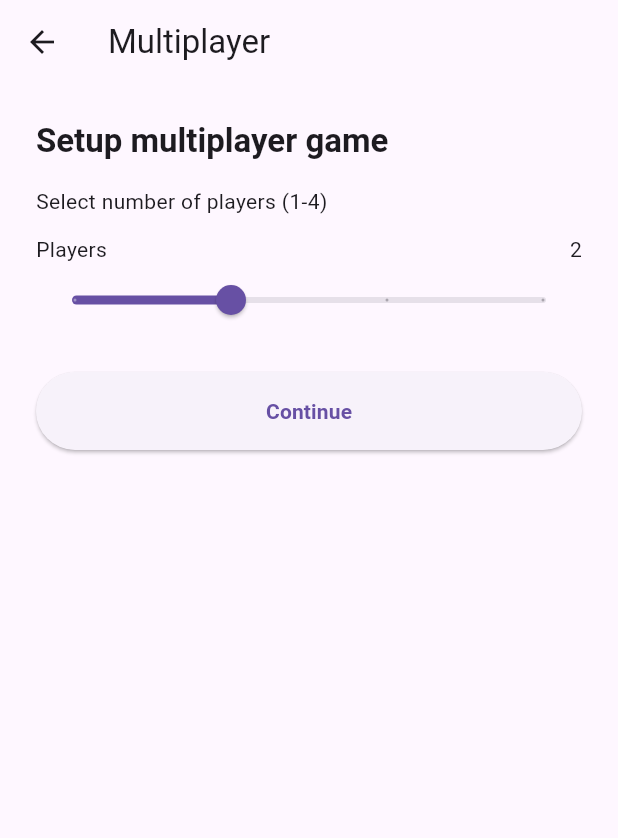
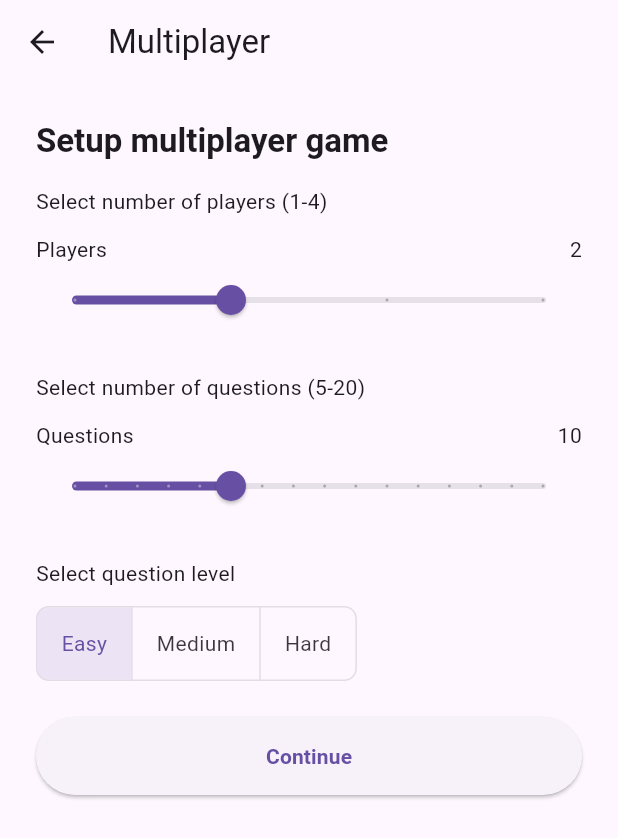
Before and after one commit to nmalen/QuizzBuilder_client, a Flutter app: the SetupMultiplayerScreen screen opened directly, on a phone screen of 412 x 824 dp. Shown: the top 838 px of the screen. Run offline on Flutter 3.47's test engine with Material 3 defaults, Android fonts, the phone set to English and light mode, and no system bars; our stand-ins replace flutter_secure_storage, shared_preferences; accounts and stored records are empty.

```diff
--- a/lib/l10n/app_en.arb
+++ b/lib/l10n/app_en.arb
@@ -96,6 +96,7 @@
   "noCategories": "No categories available",
   "noThemes": "No themes available",
   "done": "Done",
+  "next": "Next",
   "selected": "Selected: {name}",
   "@selected": {
     "description": "Selected item message",
--- a/lib/l10n/app_fr.arb
+++ b/lib/l10n/app_fr.arb
@@ -96,6 +96,7 @@
   "noCategories": "Aucune catégorie disponible",
   "noThemes": "Aucun thème disponible",
   "done": "Terminé",
+  "next": "Suivant",
   "selected": "Sélectionné: {name}",
   "@selected": {
     "description": "Selected item message",
--- a/lib/l10n/app_localizations.dart
+++ b/lib/l10n/app_localizations.dart
@@ -383,6 +383,12 @@ abstract class AppLocalizations {
   /// **'Done'**
   String get done;
 
+  /// No description provided for @next.
+  ///
+  /// In en, this message translates to:
+  /// **'Next'**
+  String get next;
+
   /// Selected item message
   ///
   /// In en, this message translates to:
--- a/lib/l10n/app_localizations_en.dart
+++ b/lib/l10n/app_localizations_en.dart
@@ -6,6 +6,8 @@ import 'app_localizations.dart';
 
 /// The translations for English (`en`).
 class AppLocalizationsEn extends AppLocalizations {
+    @override
+    String get next => 'Next';
   AppLocalizationsEn([String locale = 'en']) : super(locale);
 
   @override
--- a/lib/l10n/app_localizations_fr.dart
+++ b/lib/l10n/app_localizations_fr.dart
@@ -6,6 +6,8 @@ import 'app_localizations.dart';
 
 /// The translations for French (`fr`).
 class AppLocalizationsFr extends AppLocalizations {
+    @override
+    String get next => 'Suivant';
   AppLocalizationsFr([String locale = 'fr']) : super(locale);
 
   @override
--- a/lib/ui/selected_themes_screen.dart
+++ b/lib/ui/selected_themes_screen.dart
@@ -209,7 +209,7 @@ class SelectedThemesScreen extends StatelessWidget {
                   // Action Buttons
                   ElevatedButton(
                     onPressed: () {
-                      Navigator.push(
+                      Navigator.pushReplacement(
                         context,
                         MaterialPageRoute(
                           builder: (_) => CategoriesScreen(gameMode: gameMode),
--- a/lib/ui/setup_multiplayer_screen.dart
+++ b/lib/ui/setup_multiplayer_screen.dart
@@ -12,6 +12,8 @@ class SetupMultiplayerScreen extends StatefulWidget {
 
 class _SetupMultiplayerScreenState extends State<SetupMultiplayerScreen> {
   int _playerCount = 2;
+  int _questionCount = 10;
+  String _difficulty = 'easy';
 
   @override
   Widget build(BuildContext context) {
@@ -56,20 +58,82 @@ class _SetupMultiplayerScreenState extends State<SetupMultiplayerScreen> {
               },
             ),
             const SizedBox(height: 24),
+            Text(
+              'Select number of questions (5-20)',
+              style: Theme.of(context).textTheme.bodyMedium,
+            ),
+            const SizedBox(height: 12),
+            Row(
+              mainAxisAlignment: MainAxisAlignment.spaceBetween,
+              children: [
+                const Text('Questions'),
+                Text('$_questionCount'),
+              ],
+            ),
+            Slider(
+              value: _questionCount.toDouble(),
+              min: 5,
+              max: 20,
+              divisions: 15,
+              label: '$_questionCount',
+              onChanged: (value) {
+                setState(() {
+                  _questionCount = value.round();
+                });
+              },
+            ),
+            const SizedBox(height: 24),
+            Text(
+              'Select question level',
+              style: Theme.of(context).textTheme.bodyMedium,
+            ),
+            const SizedBox(height: 12),
+            ToggleButtons(
+              isSelected: [
+                _difficulty == 'easy',
+                _difficulty == 'medium',
+                _difficulty == 'hard',
+              ],
+              onPressed: (index) {
+                setState(() {
+                  _difficulty = ['easy', 'medium', 'hard'][index];
+                });
+              },
+              borderRadius: BorderRadius.circular(8),
+              children: const [
+                Padding(
+                  padding: EdgeInsets.symmetric(horizontal: 16),
+                  child: Text('Easy'),
+                ),
+                Padding(
+                  padding: EdgeInsets.symmetric(horizontal: 16),
+                  child: Text('Medium'),
+                ),
+                Padding(
+                  padding: EdgeInsets.symmetric(horizontal: 16),
+                  child: Text('Hard'),
+                ),
+              ],
+            ),
+            const SizedBox(height: 24),
             ElevatedButton(
               onPressed: () {
                 if (_playerCount == 1) {
                   Navigator.push(
                     context,
                     MaterialPageRoute(
-                      builder: (_) => const GameScreenSolo(questionCount: 10),
+                      builder: (_) => GameScreenSolo(questionCount: _questionCount, difficulty: _difficulty),
                     ),
                   );
                 } else {
                   Navigator.push(
                     context,
                     MaterialPageRoute(
-                      builder: (_) => GameScreenMultiplayer(playerCount: _playerCount),
+                      builder: (_) => GameScreenMultiplayer(
+                        playerCount: _playerCount,
+                        questionCount: _questionCount,
+                        difficulty: _difficulty,
+                      ),
                     ),
                   );
                 }
--- a/lib/ui/setup_solo_screen.dart
+++ b/lib/ui/setup_solo_screen.dart
@@ -11,6 +11,7 @@ class SetupSoloScreen extends StatefulWidget {
 
 class _SetupSoloScreenState extends State<SetupSoloScreen> {
   int _questionCount = 10;
+  String _difficulty = 'easy';
 
   @override
   Widget build(BuildContext context) {
@@ -55,12 +56,48 @@ class _SetupSoloScreenState extends State<SetupSoloScreen> {
               },
             ),
             const SizedBox(height: 24),
+            Text(
+              'Select question level',
+              style: Theme.of(context).textTheme.bodyMedium,
+            ),
+            const SizedBox(height: 12),
+            ToggleButtons(
+              isSelected: [
+                _difficulty == 'easy',
+                _difficulty == 'medium',
+                _difficulty == 'hard',
+              ],
+              onPressed: (index) {
+                setState(() {
+                  _difficulty = ['easy', 'medium', 'hard'][index];
+                });
+              },
+              borderRadius: BorderRadius.circular(8),
+              children: const [
+                Padding(
+                  padding: EdgeInsets.symmetric(horizontal: 16),
+                  child: Text('Easy'),
+                ),
+                Padding(
+                  padding: EdgeInsets.symmetric(horizontal: 16),
+                  child: Text('Medium'),
+                ),
+                Padding(
+                  padding: EdgeInsets.symmetric(horizontal: 16),
+                  child: Text('Hard'),
+                ),
+              ],
+            ),
+            const SizedBox(height: 24),
             ElevatedButton(
               onPressed: () {
                 Navigator.push(
                   context,
                   MaterialPageRoute(
-                    builder: (_) => GameScreenSolo(questionCount: _questionCount),
+                    builder: (_) => GameScreenSolo(
+                      questionCount: _questionCount,
+                      difficulty: _difficulty,
+                    ),
                   ),
                 );
               },
--- a/pubspec.yaml
+++ b/pubspec.yaml
@@ -50,6 +50,9 @@ dependencies:
   equatable: ^2.0.5
   logger: ^2.0.0
 
+  # Email & Links
+  url_launcher: ^6.2.5
+
 dev_dependencies:
   flutter_test:
     sdk: flutter
```
Also changed, not shown: lib/providers/quizz_builder_provider.dart (+38 -0 lines), lib/ui/categories_screen.dart (+2 -5 lines), lib/ui/game_screen_multiplayer.dart (+28 -21 lines), lib/ui/game_screen_solo.dart (+26 -21 lines), lib/ui/quizz_builder_themes_screen.dart (+19 -27 lines), lib/ui/settings_screen.dart (+34 -0 lines), pubspec.lock, 1 other file.
